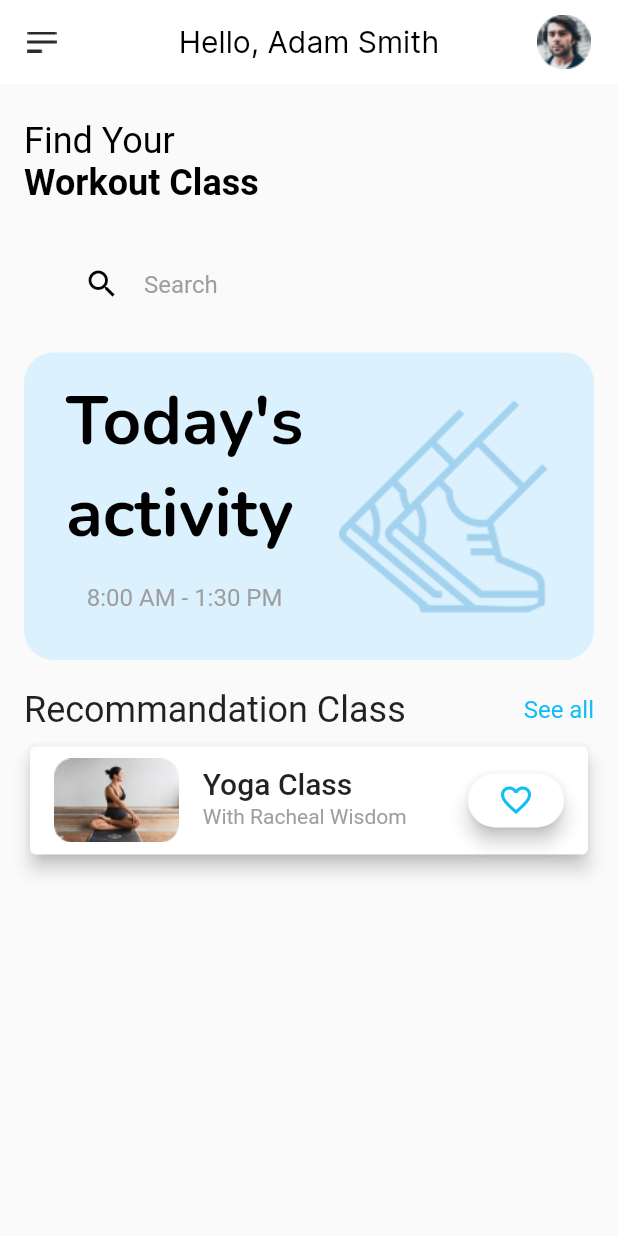
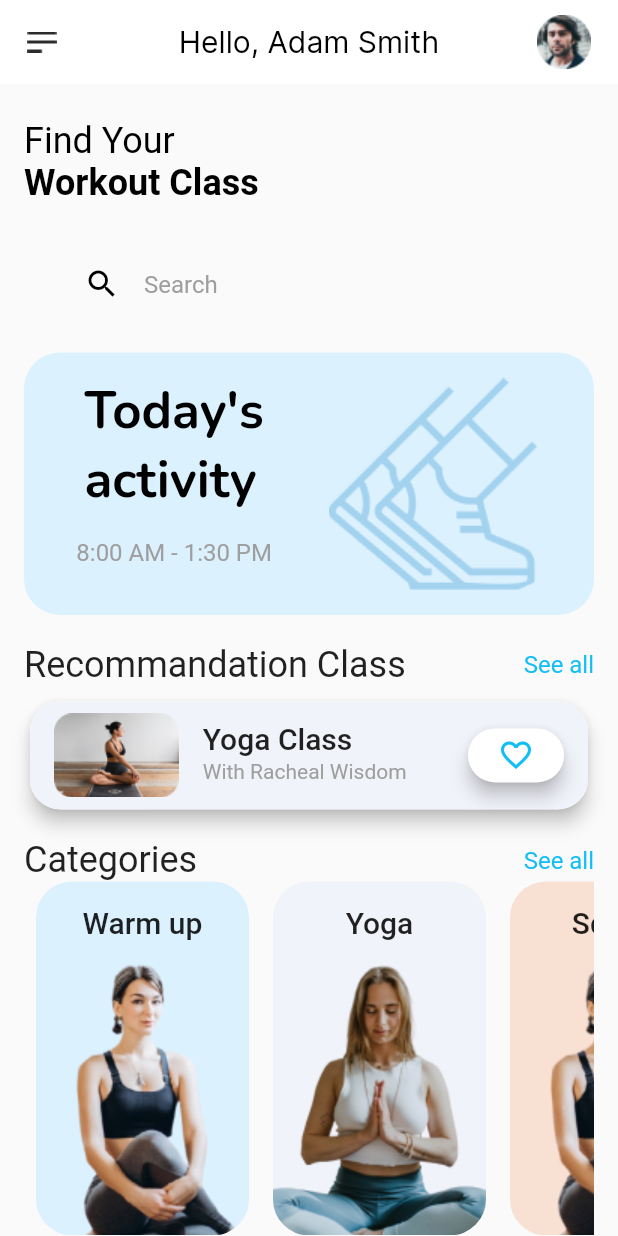
Before and after one commit to ImrulEmon/Health-Fitness, a Flutter app: the HomePage screen opened directly, on a phone screen of 412 x 824 dp. Run offline on Flutter 3.47's test engine with Material 2 defaults, Android fonts, the phone set to English and light mode, and no system bars; our stand-ins replace google_fonts.

Commit message:
Categories

```diff
--- a/lib/constants/hl_constants.dart
+++ b/lib/constants/hl_constants.dart
@@ -3,12 +3,15 @@ import 'package:flutter/material.dart';
 // ===== Colors =====
 
 const Color hlBgc = Color(0xFFFFFFFF);
+const Color kWhite = Color(0xFFF1F3FA);
 
 const Color kLightBlue = Color(0xFFDCF1FE);
 const Color kDeepBlue = Color(0xFF12BEF6);
 
 const Color kLightRed = Color(0xFFF8E1D2);
 const Color kDeepRed = Color(0xFFFA7B34);
+
+const Color kRecCardBgc = Color(0xFFF1F3FA);
 
 // ===== padding =====
 
@@ -21,5 +24,9 @@ String menuIcon = 'assets/images/menu-icon.png';
 String avaterImg = 'assets/images/avater.png';
 String legImg = 'assets/images/legImg.png';
 String recomandImg = 'assets/images/yogaRecomand.png';
+String warmUpImg = 'assets/images/catWarmUp.png';
+String yogaImg = 'assets/images/catYoga.png';
+String squartImg = 'assets/images/catSquart.png';
+String lungeImg = 'assets/images/catLunge.png';
 
 // ===== Media Quary =====
--- a/lib/screens/home_page.dart
+++ b/lib/screens/home_page.dart
@@ -4,6 +4,7 @@ import 'package:health_fitness/widgets/search_widget.dart';
 
 import '../constants/hl_constants.dart';
 import '../widgets/circle_avater_widget.dart';
+import '../widgets/category_card_widget.dart';
 
 class HomePage extends StatelessWidget {
   const HomePage({super.key});
@@ -52,7 +53,7 @@ class HomePage extends StatelessWidget {
               padding: const EdgeInsets.all(paddingDft),
               decoration: BoxDecoration(
                 color: kLightBlue,
-                borderRadius: BorderRadius.circular(20.0),
+                borderRadius: BorderRadius.circular(24.0),
               ),
               child: Row(
                 mainAxisAlignment: MainAxisAlignment.spaceAround,
@@ -62,7 +63,7 @@ class HomePage extends StatelessWidget {
                       Text(
                         "Today's\nactivity",
                         style: GoogleFonts.nunito(
-                          textStyle: textTheme.headline3,
+                          textStyle: textTheme.headline4,
                         ),
                       ),
                       const SizedBox(height: paddingDft),
@@ -104,10 +105,15 @@ class HomePage extends StatelessWidget {
             //----- Recomandation Card -----
             Card(
               elevation: 5.0,
+              shape: RoundedRectangleBorder(
+                borderRadius: BorderRadius.circular(20),
+              ),
               child: ListTile(
-                leading: FittedBox(
-                  child: Image.asset(recomandImg),
+                tileColor: kRecCardBgc,
+                shape: RoundedRectangleBorder(
+                  borderRadius: BorderRadius.circular(20),
                 ),
+                leading: Image.asset(recomandImg),
                 title: Text(
                   'Yoga Class',
                   style: Theme.of(context).textTheme.headline6,
@@ -132,8 +138,53 @@ class HomePage extends StatelessWidget {
               ),
             ),
             // ====== Recommandation End =====
-
+            const SizedBox(height: paddingDft),
             // ====== Category Start =====
+            //----- Category Title -----
+            Row(
+              mainAxisAlignment: MainAxisAlignment.spaceBetween,
+              children: [
+                Text(
+                  'Categories',
+                  style: textTheme.headline5,
+                ),
+                const Text(
+                  'See all',
+                  style: TextStyle(
+                    color: kDeepBlue,
+                    fontSize: 16.0,
+                  ),
+                ),
+              ],
+            ),
+            //----- Scrollable Category Cards -----
+            SingleChildScrollView(
+              scrollDirection: Axis.horizontal,
+              child: Row(
+                children: [
+                  CategoryCardWidget(
+                    title: 'Warm up',
+                    bgColor: kLightBlue,
+                    bgImg: warmUpImg,
+                  ),
+                  CategoryCardWidget(
+                    title: 'Yoga',
+                    bgColor: kWhite,
+                    bgImg: yogaImg,
+                  ),
+                  CategoryCardWidget(
+                    title: 'Squart',
+                    bgImg: warmUpImg,
+                    bgColor: kLightRed,
+                  ),
+                  CategoryCardWidget(
+                    title: 'Lunge',
+                    bgColor: kDeepBlue,
+                    bgImg: lungeImg,
+                  ),
+                ],
+              ),
+            ),
             // ====== Category End =====
           ],
         ),
--- /dev/null
+++ b/lib/widgets/category_card_widget.dart
@@ -0,0 +1,39 @@
+import 'package:flutter/material.dart';
+import '../constants/hl_constants.dart';
+
+class CategoryCardWidget extends StatelessWidget {
+  final String title;
+  final Color bgColor;
+  final String bgImg;
+
+  const CategoryCardWidget(
+      {super.key,
+      required this.title,
+      required this.bgColor,
+      required this.bgImg});
+
+  @override
+  Widget build(BuildContext context) {
+    final TextTheme textTheme = Theme.of(context).textTheme;
+    return Container(
+      height: 236.0,
+      width: 142.0,
+      alignment: Alignment.topCenter,
+      padding: const EdgeInsets.only(top: paddingDft),
+      margin: const EdgeInsets.symmetric(horizontal: paddingDft * .5),
+      decoration: BoxDecoration(
+        color: bgColor,
+        // border: Border.all(),
+        borderRadius: BorderRadius.circular(24.0),
+        image: DecorationImage(
+          image: AssetImage(bgImg),
+          fit: BoxFit.cover,
+        ),
+      ),
+      child: Text(
+        title,
+        style: textTheme.headline6,
+      ),
+    );
+  }
+}
```
Also changed, not shown: assets/images/catLunge.png (added), assets/images/catSquart.png (added), assets/images/catWarmUp.png (added), assets/images/catYoga.png (added).
